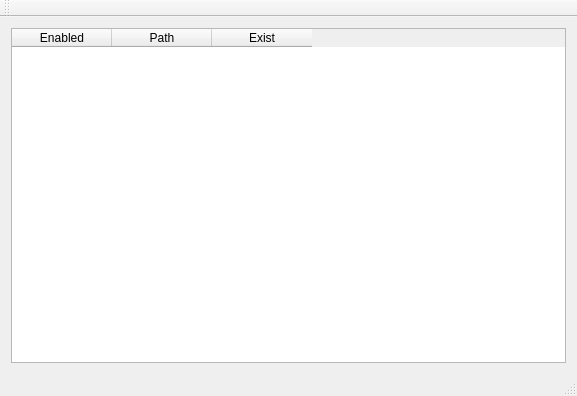
This is mainwindow.ui in piponazo/QtPathEditor as Qt 5 draws it before an edit. The edited form follows.
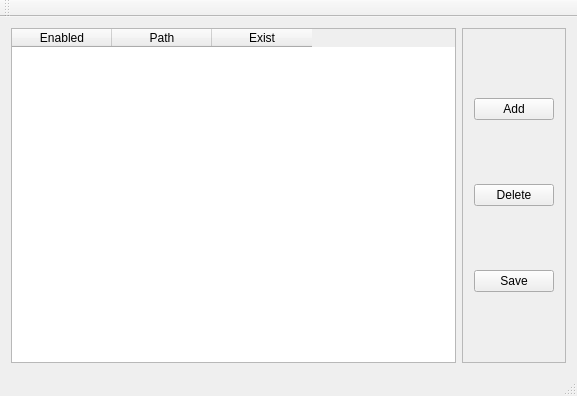
This is the edited form.

Commit message: Added buttons. Showing dialog to add a new path and inserting it to the table.

```diff
--- a/mainwindow.ui
+++ b/mainwindow.ui
@@ -34,6 +34,39 @@
       </column>
      </widget>
     </item>
+    <item>
+     <widget class="QFrame" name="frame">
+      <property name="frameShape">
+       <enum>QFrame::StyledPanel</enum>
+      </property>
+      <property name="frameShadow">
+       <enum>QFrame::Raised</enum>
+      </property>
+      <layout class="QVBoxLayout" name="verticalLayout">
+       <item>
+        <widget class="QPushButton" name="buttonAddPath">
+         <property name="text">
+          <string>Add</string>
+         </property>
+        </widget>
+       </item>
+       <item>
+        <widget class="QPushButton" name="buttonDeletePath">
+         <property name="text">
+          <string>Delete</string>
+         </property>
+        </widget>
+       </item>
+       <item>
+        <widget class="QPushButton" name="buttonSave">
+         <property name="text">
+          <string>Save</string>
+         </property>
+        </widget>
+       </item>
+      </layout>
+     </widget>
+    </item>
    </layout>
   </widget>
   <widget class="QMenuBar" name="menuBar">
```
Left out of the diff: 2 changed lines with no effect on the pictures. The commit also changes 2 other files.
